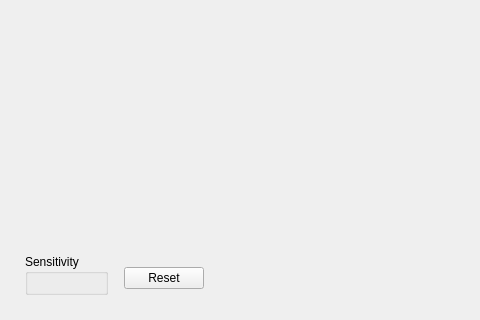
Old version of the form client/nx_client_desktop/src/nx/client/desktop/resource_properties/camera/widgets/camera_motion_settings_widget.ui in the repository networkoptix/nx_open; both pictures show x 0 to 480 and y 449 to 769 of the 1155 by 769 pixel window.
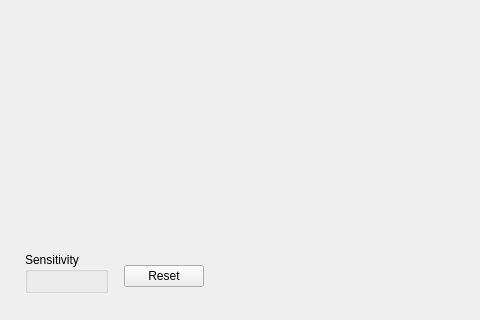
New version of the form. Custom widgets are drawn as their Qt base class.

Commit message:
VMS-10846: Validation of min. days and max. days in Fixed Archive Length section of Camera Settings
All recording alerts except license. Motion alerts.

<==== Mercurial data ====>
Branch: vms

The edit to the form file:
```diff
--- a/client/nx_client_desktop/src/nx/client/desktop/resource_properties/camera/widgets/camera_motion_settings_widget.ui
+++ b/client/nx_client_desktop/src/nx/client/desktop/resource_properties/camera/widgets/camera_motion_settings_widget.ui
@@ -17,6 +17,24 @@
    </sizepolicy>
   </property>
   <layout class="QVBoxLayout" name="verticalLayout_2">
+   <property name="spacing">
+    <number>1</number>
+   </property>
+   <property name="leftMargin">
+    <number>0</number>
+   </property>
+   <property name="topMargin">
+    <number>0</number>
+   </property>
+   <property name="rightMargin">
+    <number>0</number>
+   </property>
+   <property name="bottomMargin">
+    <number>0</number>
+   </property>
+   <item>
+    <widget class="QWidget" name="mainWidget" native="true">
+     <layout class="QVBoxLayout" name="containerWidget">
    <property name="leftMargin">
     <number>16</number>
    </property>
@@ -128,6 +146,22 @@
    </item>
   </layout>
  </widget>
+   </item>
+   <item>
+    <widget class="nx::client::desktop::AlertBar" name="recordingAlertBar" native="true"/>
+   </item>
+   <item>
+    <widget class="nx::client::desktop::AlertBar" name="regionsAlertBar" native="true"/>
+   </item>
+  </layout>
+ </widget>
+ <customwidgets>
+  <customwidget>
+   <class>nx::client::desktop::AlertBar</class>
+   <extends>QWidget</extends>
+   <header location="global">nx/client/desktop/common/widgets/message_bar.h</header>
+  </customwidget>
+ </customwidgets>
  <resources/>
  <connections/>
 </ui>
```
Lines whose indentation alone changed are shown as unchanged. The commit also changes 12 other files.
